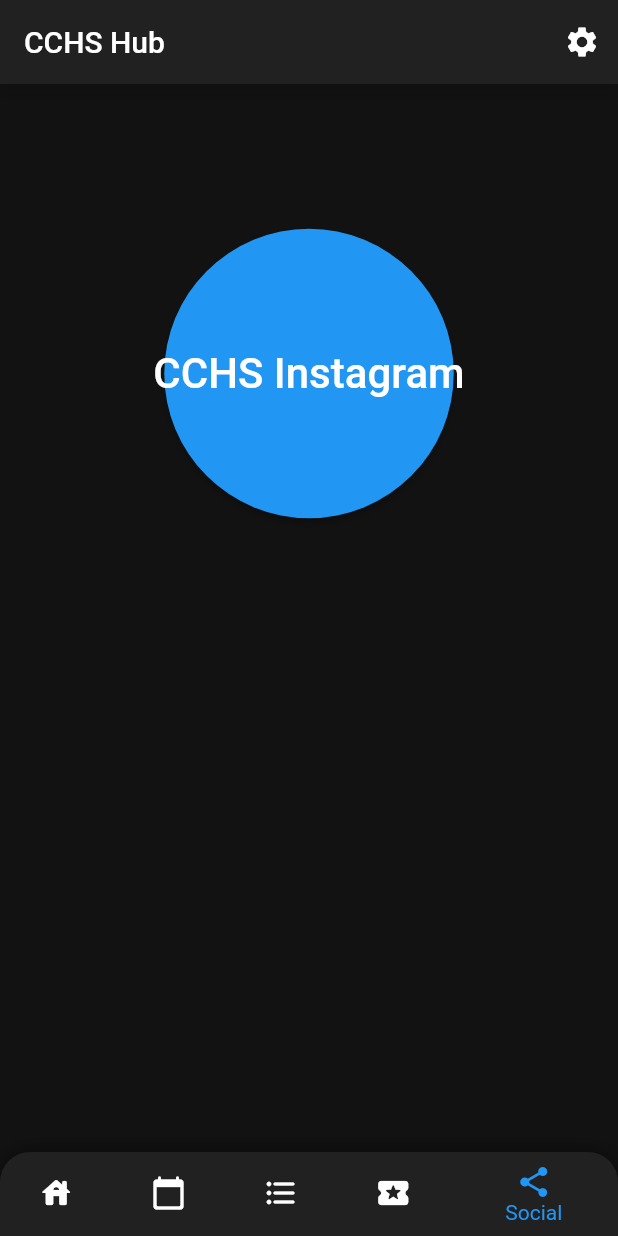
After one commit to Quantam-Studios/fbla-app-2021-2022, a Flutter app: the screen it shows after launch, item 5 of the bottom bar chosen, on a phone screen of 412 x 824 dp. The commit adds this screen. Run offline on Flutter 3.47's test engine with Material 2 defaults, Android fonts, the phone set to English and light mode, and no system bars; our stand-ins replace carousel_slider, rflutter_alert, shared_preferences, webview_flutter.

Commit message:
Integrated updates made in michelle branch (added the instagram viewing, and social page). Updated a lot of dependencies.

```diff
--- a/lib/main.dart
+++ b/lib/main.dart
@@ -7,6 +7,7 @@ import 'package:rflutter_alert/rflutter_alert.dart';
 import 'classes.dart';
 import 'sharedRefs.dart';
 import 'classesSaveLoad.dart';
+import 'socialPage.dart';
 
 // IMPORTANT: CONSTANT KEYS FOR SAVE DATA IN SHARED PREFERENCES
 // Main array for class keys
@@ -847,6 +848,8 @@ class TestAppState extends State<MyApp> {
         size: 150,
         color: Colors.deepPurple,
       ),
+      //Socials PAGE
+      SocialPage(),
     ];
     return MaterialApp(
       theme: ThemeData(
@@ -930,6 +933,13 @@ class TestAppState extends State<MyApp> {
                     Icons.local_activity_rounded,
                   ),
                   label: 'Clubs',
+                ),
+                BottomNavigationBarItem(
+                  backgroundColor: Color(0xFF212121),
+                  icon: Icon(
+                    Icons.share,
+                  ),
+                  label: 'Social',
                 ),
               ],
             ),
--- a/lib/sharedRefs.dart
+++ b/lib/sharedRefs.dart
@@ -1,4 +1,3 @@
-import 'package:flutter_application_1/classes.dart';
 import 'package:shared_preferences/shared_preferences.dart';
 import 'dart:convert';
 
--- /dev/null
+++ b/lib/socialPage.dart
@@ -0,0 +1,43 @@
+import 'package:flutter/material.dart';
+import 'web_view_container.dart';
+
+class SocialPage extends StatelessWidget {
+  final _links = ['https://www.instagram.com/cchs165/?hl=en'];
+  @override
+  Widget build(BuildContext context) {
+    return Scaffold(
+        backgroundColor: Color(0xFF121212),
+        body: SafeArea(
+            child: SingleChildScrollView(
+                child: Column(
+          mainAxisAlignment: MainAxisAlignment.center,
+          crossAxisAlignment: CrossAxisAlignment.stretch,
+          children: _links.map((link) => _urlButton(context, link)).toList(),
+        ))));
+  }
+
+  Widget _urlButton(BuildContext context, String url) {
+    return Center(
+        heightFactor: 2,
+        child: MaterialButton(
+          color: Colors.blue,
+          shape: CircleBorder(),
+          elevation: 2,
+          onPressed: () => _handleURLButtonPress(context, url),
+          child: Padding(
+            padding: const EdgeInsets.all(80),
+            child: Text(
+              'CCHS Instagram',
+              style: TextStyle(color: Colors.white, fontSize: 28),
+              textAlign: TextAlign.center,
+            ),
+          ),
+        ));
+  }
+
+  //onPressed: () => _handleURLButtonPress(context, url),
+  void _handleURLButtonPress(BuildContext context, String url) {
+    Navigator.push(context,
+        MaterialPageRoute(builder: (context) => WebViewContainer(url)));
+  }
+}
--- a/pubspec.yaml
+++ b/pubspec.yaml
@@ -31,6 +31,7 @@ dependencies:
   # Use with the CupertinoIcons class for iOS style icons.
   cupertino_icons: ^1.0.2
   carousel_slider: ^4.0.0
+  webview_flutter:
 dev_dependencies:
   flutter_test:
     sdk: flutter
```
Also changed, not shown: lib/web_view_container.dart (added, +31 -0 lines), pubspec.lock, 3 other files.
